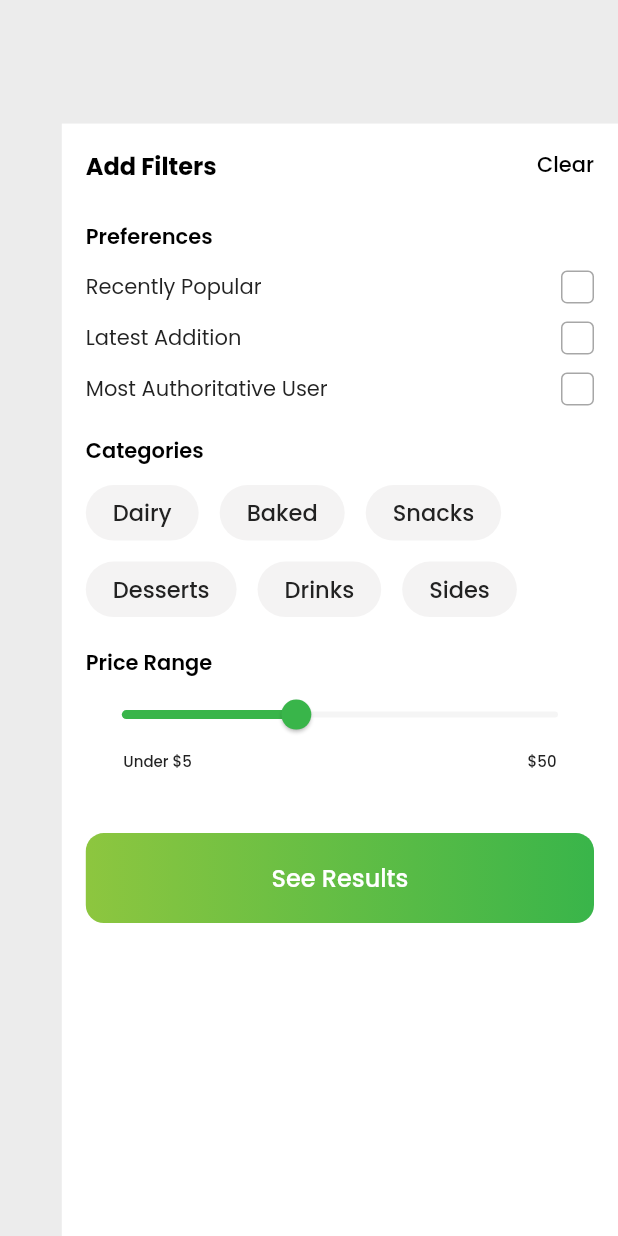
After one commit to BilalN10/shelf_life, a Flutter app: the FilterPage screen opened directly, on a phone screen of 412 x 824 dp. The commit adds this screen. Run offline on Flutter 3.47's test engine with Material 2 defaults, Android fonts, the phone set to English and light mode, and no system bars; our stand-ins replace dotted_border, flutter_svg, get, google_fonts, image_picker, mask_text_input_formatter and 2 more.

Commit message:
filter screen completed

```diff
--- a/lib/constants/icons.dart
+++ b/lib/constants/icons.dart
@@ -30,4 +30,5 @@ class IconClass {
   static const changePassword = 'assets/icons/changepassword.png';
   static const faq = 'assets/icons/faq.png';
   static const logout = 'assets/icons/logout.png';
+  static const faq1 = 'assets/icons/faq1.png';
 }
--- a/lib/main.dart
+++ b/lib/main.dart
@@ -16,6 +16,7 @@ class MyApp extends StatelessWidget {
     return ResponsiveSizer(
       builder: (context, orientation, screenType) {
         return const GetMaterialApp(
+          debugShowCheckedModeBanner: false,
           home: SplashPage(),
         );
       },
--- /dev/null
+++ b/lib/models/category_model.dart
@@ -0,0 +1,17 @@
+class CategoryModel {
+  final String title;
+  bool isCategorySelect;
+  CategoryModel({
+    required this.title,
+    this.isCategorySelect = false,
+  });
+}
+
+List<CategoryModel> categoryList = [
+  CategoryModel(title: 'Dairy'),
+  CategoryModel(title: 'Baked'),
+  CategoryModel(title: 'Snacks'),
+  CategoryModel(title: 'Desserts'),
+  CategoryModel(title: 'Drinks'),
+  CategoryModel(title: 'Sides'),
+];
--- a/lib/views/pages/bottom_nav/tabs/home/home_page.dart
+++ b/lib/views/pages/bottom_nav/tabs/home/home_page.dart
@@ -1,9 +1,11 @@
 import 'package:flutter/material.dart';
+import 'package:get/get.dart';
 import 'package:google_fonts/google_fonts.dart';
 import 'package:responsive_sizer/responsive_sizer.dart';
 import 'package:shelf_life/constants/colors.dart';
 import 'package:shelf_life/constants/icons.dart';
 import 'package:shelf_life/models/food_prefrence_model.dart';
+import 'package:shelf_life/views/pages/filter/filter_page.dart';
 import 'package:shelf_life/views/widgets/search-field.dart';
 import 'components/pickup_now.dart';
 import 'components/recommented_list.dart';
@@ -64,7 +66,7 @@ class _HomePageState extends State<HomePage> {
                           width: Adaptive.px(15),
                         ),
                         GestureDetector(
-                          onTap: () {},
+                          onTap: () => Get.to(() => const FilterPage()),
                           child: Image.asset(IconClass.filter),
                         ),
                         SizedBox(
--- a/lib/views/pages/bottom_nav/tabs/profile/profile_page.dart
+++ b/lib/views/pages/bottom_nav/tabs/profile/profile_page.dart
@@ -97,9 +97,9 @@ class ProfilePage extends StatelessWidget {
                 ),
                 SizedBox(height: Adaptive.px(10)),
                 ProfileTile(
-                  image: IconClass.faq,
+                  image: IconClass.faq1,
                   title: 'FAQ',
-                  onTap: () => Get.to(() => FaqPage()),
+                  onTap: () => Get.to(() => const FaqPage()),
                 ),
                 SizedBox(height: Adaptive.px(10)),
                 ProfileTile(
--- a/lib/views/pages/faq/faq_page.dart
+++ b/lib/views/pages/faq/faq_page.dart
@@ -204,9 +204,9 @@ class FAQQuestion extends StatelessWidget {
                     child: Text(
                       subtitle,
                       style: GoogleFonts.poppins(
-                          fontSize: Adaptive.px(14),
+                          fontSize: Adaptive.px(12),
                           fontWeight: FontWeight.w400,
-                          color: Colors.black),
+                          color: const Color(0xff080C2F)),
                     ),
                   )
                 : const SizedBox(),
--- /dev/null
+++ b/lib/views/pages/filter/components/category_widget.dart
@@ -0,0 +1,53 @@
+import 'package:flutter/material.dart';
+import 'package:google_fonts/google_fonts.dart';
+import 'package:responsive_sizer/responsive_sizer.dart';
+import 'package:shelf_life/constants/colors.dart';
+import 'package:shelf_life/models/category_model.dart';
+
+class CategoryWidget extends StatefulWidget {
+  const CategoryWidget({
+    super.key,
+  });
+
+  @override
+  State<CategoryWidget> createState() => _CategoryWidgetState();
+}
+
+class _CategoryWidgetState extends State<CategoryWidget> {
+  @override
+  Widget build(BuildContext context) {
+    return Wrap(
+      runSpacing: 14,
+      spacing: 14,
+      children: List.generate(
+        categoryList.length,
+        (index) => GestureDetector(
+          onTap: () {
+            setState(() {
+              categoryList[index].isCategorySelect =
+                  !categoryList[index].isCategorySelect;
+            });
+          },
+          child: Container(
+            padding: const EdgeInsets.symmetric(horizontal: 18, vertical: 7),
+            decoration: BoxDecoration(
+              color: categoryList[index].isCategorySelect
+                  ? const Color(0xff3DB649).withOpacity(.05)
+                  : const Color(0xffF4F3F3),
+              borderRadius: BorderRadius.circular(30),
+            ),
+            child: Text(
+              categoryList[index].title,
+              style: GoogleFonts.poppins(
+                  fontSize: Adaptive.px(15),
+                  fontWeight: FontWeight.w500,
+                  color: categoryList[index].isCategorySelect
+                      ? ColorClass.lightPrimaryColor
+                      : const Color(0xff222222)),
+            ),
+          ),
+        ),
+      ),
+    );
+  }
+}
--- /dev/null
+++ b/lib/views/pages/filter/components/custom_checkbox.dart
@@ -0,0 +1,64 @@
+import 'package:flutter/material.dart';
+import 'package:google_fonts/google_fonts.dart';
+import 'package:responsive_sizer/responsive_sizer.dart';
+import 'package:shelf_life/constants/colors.dart';
+
+// ignore: must_be_immutable
+class CustomCheckBox extends StatefulWidget {
+  CustomCheckBox({
+    super.key,
+    this.isCheck = false,
+    required this.title,
+  });
+  bool isCheck;
+  final String title;
+  @override
+  State<CustomCheckBox> createState() => _CustomCheckBoxState();
+}
+
+class _CustomCheckBoxState extends State<CustomCheckBox> {
+  @override
+  Widget build(BuildContext context) {
+    return Row(
+      mainAxisAlignment: MainAxisAlignment.spaceBetween,
+      children: [
+        Text(
+          widget.title,
+          style: GoogleFonts.poppins(
+            fontSize: Adaptive.px(14),
+            fontWeight: FontWeight.w400,
+            color: const Color(0xff222222),
+          ),
+        ),
+        GestureDetector(
+          onTap: () {
+            setState(() {
+              widget.isCheck = !widget.isCheck;
+            });
+          },
+          child: Container(
+            height: Adaptive.px(22),
+            width: Adaptive.px(22),
+            decoration: BoxDecoration(
+              borderRadius: BorderRadius.circular(4),
+              color:
+                  widget.isCheck ? ColorClass.lightPrimaryColor : Colors.white,
+              border: Border.all(
+                color: const Color(0xffA7A7A7),
+              ),
+            ),
+            child: Center(
+              child: widget.isCheck
+                  ? const Icon(
+                      Icons.done,
+                      color: Colors.white,
+                      size: 12,
+                    )
+                  : const SizedBox(),
+            ),
+          ),
+        ),
+      ],
+    );
+  }
+}
--- /dev/null
+++ b/lib/views/pages/filter/components/price_range.dart
@@ -0,0 +1,59 @@
+import 'package:flutter/material.dart';
+import 'package:google_fonts/google_fonts.dart';
+import 'package:responsive_sizer/responsive_sizer.dart';
+import 'package:shelf_life/constants/colors.dart';
+
+class PriceRange extends StatefulWidget {
+  const PriceRange({
+    super.key,
+  });
+
+  @override
+  State<PriceRange> createState() => _PriceRangeState();
+}
+
+class _PriceRangeState extends State<PriceRange> {
+  double value = 0.4;
+  @override
+  Widget build(BuildContext context) {
+    return Column(
+      children: [
+        Slider(
+          thumbColor: ColorClass.lightPrimaryColor,
+          activeColor: ColorClass.lightPrimaryColor,
+          inactiveColor: const Color(0xffF5F5F5),
+          value: value,
+          onChanged: (onChanged) {
+            setState(() {
+              value = onChanged;
+            });
+          },
+        ),
+        Padding(
+          padding: EdgeInsets.symmetric(horizontal: Adaptive.px(25)),
+          child: Row(
+            mainAxisAlignment: MainAxisAlignment.spaceBetween,
+            children: [
+              Text(
+                'Under \$5',
+                style: GoogleFonts.poppins(
+                  fontSize: Adaptive.px(10),
+                  fontWeight: FontWeight.w500,
+                  color: const Color(0xff222222),
+                ),
+              ),
+              Text(
+                '\$50',
+                style: GoogleFonts.poppins(
+                  fontSize: Adaptive.px(10),
+                  fontWeight: FontWeight.w500,
+                  color: const Color(0xff222222),
+                ),
+              )
+            ],
+          ),
+        ),
+      ],
+    );
+  }
+}
--- /dev/null
+++ b/lib/views/pages/filter/filter_page.dart
@@ -0,0 +1,117 @@
+import 'package:flutter/material.dart';
+import 'package:get/get.dart';
+import 'package:google_fonts/google_fonts.dart';
+import 'package:responsive_sizer/responsive_sizer.dart';
+import 'package:shelf_life/views/widgets/primary_button.dart';
+
+import 'components/category_widget.dart';
+import 'components/custom_checkbox.dart';
+import 'components/price_range.dart';
+
+class FilterPage extends StatelessWidget {
+  const FilterPage({super.key});
+
+  @override
+  Widget build(BuildContext context) {
+    return Scaffold(
+      backgroundColor: const Color(0xffECECEC),
+      body: Align(
+        alignment: Alignment.bottomRight,
+        child: Container(
+          height: Adaptive.h(90),
+          width: Adaptive.w(90),
+          color: Colors.white,
+          child: Padding(
+            padding: EdgeInsets.symmetric(
+                horizontal: Adaptive.px(16), vertical: Adaptive.px(16)),
+            child: Column(
+              crossAxisAlignment: CrossAxisAlignment.start,
+              children: [
+                Row(
+                  mainAxisAlignment: MainAxisAlignment.spaceBetween,
+                  children: [
+                    Text(
+                      'Add Filters',
+                      style: GoogleFonts.poppins(
+                          fontSize: Adaptive.px(16),
+                          fontWeight: FontWeight.w700,
+                          color: Colors.black),
+                    ),
+                    GestureDetector(
+                      onTap: () => Get.back(),
+                      child: Text(
+                        'Clear',
+                        style: GoogleFonts.poppins(
+                            fontSize: Adaptive.px(14),
+                            fontWeight: FontWeight.w500,
+                            color: Colors.black),
+                      ),
+                    ),
+                  ],
+                ),
+                SizedBox(height: Adaptive.px(25)),
+                Text(
+                  'Preferences',
+                  style: GoogleFonts.poppins(
+                      fontSize: Adaptive.px(14),
+                      fontWeight: FontWeight.w600,
+                      color: Colors.black),
+                ),
+                SizedBox(
+                  height: Adaptive.px(12),
+                ),
+                CustomCheckBox(
+                  title: 'Recently Popular',
+                ),
+                SizedBox(
+                  height: Adaptive.px(12),
+                ),
+                CustomCheckBox(
+                  title: 'Latest Addition',
+                ),
+                SizedBox(
+                  height: Adaptive.px(12),
+                ),
+                CustomCheckBox(
+                  title: 'Most Authoritative User',
+                ),
+                SizedBox(
+                  height: Adaptive.px(20),
+                ),
+                Text(
+                  'Categories',
+                  style: GoogleFonts.poppins(
+                      fontSize: Adaptive.px(14),
+                      fontWeight: FontWeight.w600,
+                      color: Colors.black),
+                ),
+                SizedBox(
+                  height: Adaptive.px(12),
+                ),
+                const CategoryWidget(),
+                SizedBox(
+                  height: Adaptive.px(20),
+                ),
+                Text(
+                  'Price Range',
+                  style: GoogleFonts.poppins(
+                      fontSize: Adaptive.px(14),
+                      fontWeight: FontWeight.w600,
+                      color: Colors.black),
+                ),
+                const PriceRange(),
+                SizedBox(
+                  height: Adaptive.px(40),
+                ),
+                PrimaryButton(
+                  onTap: () {},
+                  text: 'See Results',
+                ),
+              ],
+            ),
+          ),
+        ),
+      ),
+    );
+  }
+}
--- a/lib/views/pages/personal_information/personal_information_page.dart
+++ b/lib/views/pages/personal_information/personal_information_page.dart
@@ -110,7 +110,7 @@ class PeronsalInformationPage extends StatelessWidget {
                 ),
                 SizedBox(height: Adaptive.px(20)),
                 PrimaryButton(
-                    onTap: () => Get.to(() => EditInformationPage()),
+                    onTap: () => Get.to(() => const EditInformationPage()),
                     text: 'Edit Information'),
               ],
             ),
--- a/lib/views/widgets/common_field.dart
+++ b/lib/views/widgets/common_field.dart
@@ -4,6 +4,7 @@ import 'package:google_fonts/google_fonts.dart';
 import 'package:responsive_sizer/responsive_sizer.dart';
 import 'package:shelf_life/constants/colors.dart';
 
+// ignore: must_be_immutable
 class CommonField extends StatelessWidget {
   CommonField({
     super.key,
--- a/lib/views/widgets/primary_button.dart
+++ b/lib/views/widgets/primary_button.dart
@@ -80,7 +80,7 @@ class PrimaryButton extends StatelessWidget {
 }
 
 class SecondaryButton extends StatelessWidget {
-  SecondaryButton({
+  const SecondaryButton({
     super.key,
     required this.onTap,
     required this.text,
```
Also changed, not shown: assets/icons/faq1.png (added).
